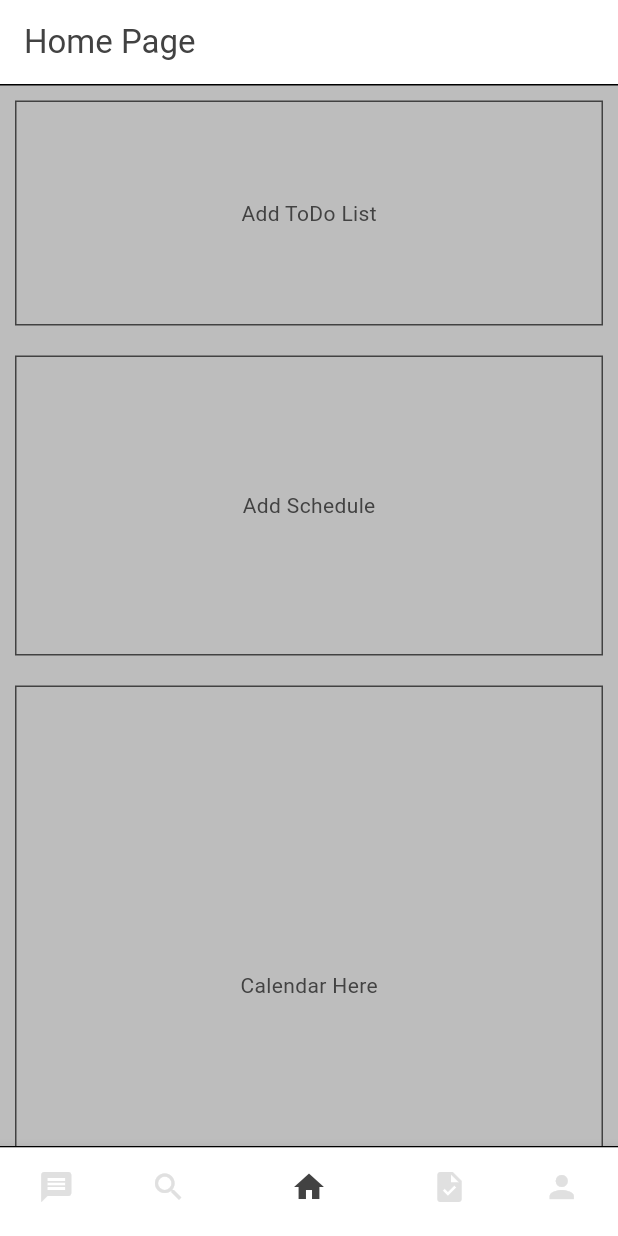
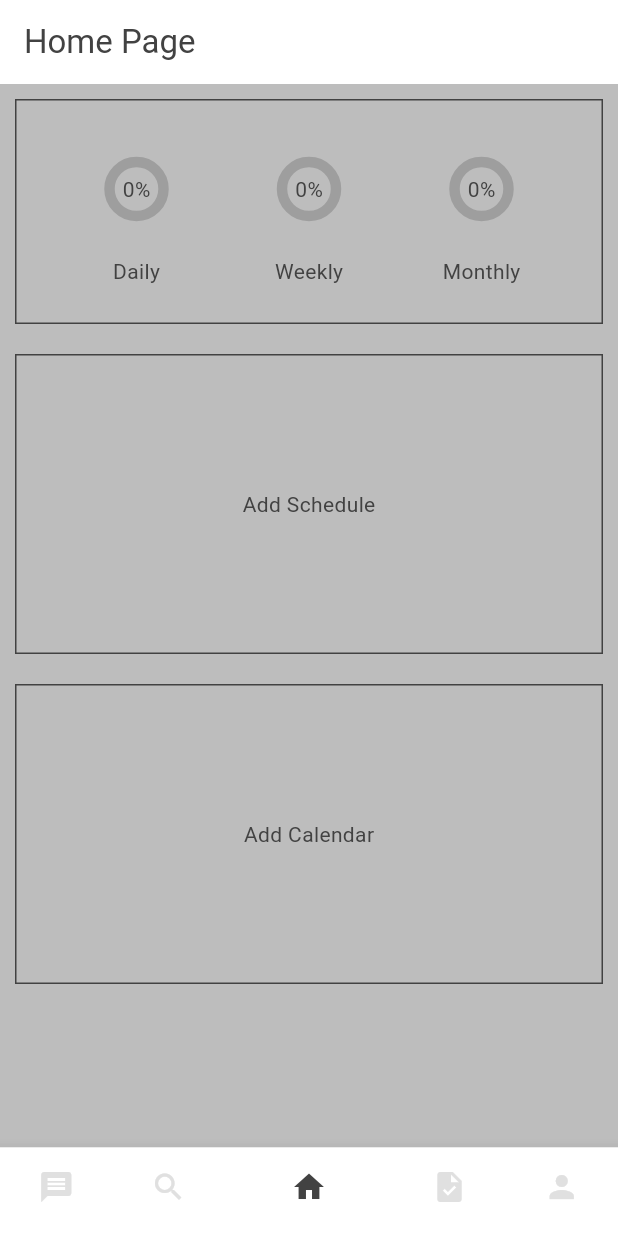
Before and after one commit to VibrainiumMan/All_In_One, a Flutter app: the screen it shows once a user with an empty profile is signed in, on a phone screen of 412 x 824 dp. Run offline on Flutter 3.47's test engine with Material 3 defaults, Android fonts, the phone set to English and light mode, and no system bars; our stand-ins replace cloud_firestore, file_picker, firebase_auth, firebase_core, firebase_storage, flutter_dotenv and 1 more; missing offline and left inert: flutter_sound; accounts and stored records are empty.

Commit message:
Finished (Add process bar)

```diff
--- a/lib/pages/main_pages/home_page.dart
+++ b/lib/pages/main_pages/home_page.dart
@@ -1,4 +1,6 @@
 import 'package:flutter/material.dart';
+import 'package:cloud_firestore/cloud_firestore.dart';
+import 'package:firebase_auth/firebase_auth.dart';
 
 class HomePage extends StatefulWidget {
   const HomePage({super.key});
@@ -8,6 +10,56 @@ class HomePage extends StatefulWidget {
 }
 
 class _HomePageState extends State<HomePage> {
+  double dailyProgress = 0.0;
+  double weeklyProgress = 0.0;
+  double monthlyProgress = 0.0;
+
+  @override
+  void initState() {
+    super.initState();
+    _calculateProgress();
+  }
+
+  void _calculateProgress() async {
+    final user = FirebaseAuth.instance.currentUser;
+
+    if (user != null) {
+      final userEmail = user.email;
+
+      var tasksSnapshot = await FirebaseFirestore.instance
+          .collection('tasks')
+          .where('owner', isEqualTo: userEmail)
+          .get();
+
+      int dailyTotal = 0, dailyCompleted = 0;
+      int weeklyTotal = 0, weeklyCompleted = 0;
+      int monthlyTotal = 0, monthlyCompleted = 0;
+
+      for (var doc in tasksSnapshot.docs) {
+        var data = doc.data();
+        String type = data['type'];
+        bool isCompleted = data['isCompleted'] ?? false;
+
+        if (type == 'Daily') {
+          dailyTotal++;
+          if (isCompleted) dailyCompleted++;
+        } else if (type == 'Weekly') {
+          weeklyTotal++;
+          if (isCompleted) weeklyCompleted++;
+        } else if (type == 'Monthly') {
+          monthlyTotal++;
+          if (isCompleted) monthlyCompleted++;
+        }
+      }
+
+      setState(() {
+        dailyProgress = dailyTotal > 0 ? dailyCompleted / dailyTotal : 0;
+        weeklyProgress = weeklyTotal > 0 ? weeklyCompleted / weeklyTotal : 0;
+        monthlyProgress = monthlyTotal > 0 ? monthlyCompleted / monthlyTotal : 0;
+      });
+    }
+  }
+
   @override
   Widget build(BuildContext context) {
     return Scaffold(
@@ -20,31 +72,30 @@ class _HomePageState extends State<HomePage> {
       ),
       body: Container(
         width: MediaQuery.of(context).size.width,
-        decoration: BoxDecoration(
-          border: Border(
-            top: BorderSide(color: Colors.black),
-            bottom: BorderSide(color: Colors.black),
-          ),
-        ),
         child: ListView(
           children: [
+            // ToDo List Progress Section
             Container(
               decoration: BoxDecoration(
-                    border: Border.all(
-                        color: Theme.of(context).colorScheme.inversePrimary
-                    )
+                border: Border.all(color: Theme.of(context).colorScheme.inversePrimary),
               ),
               margin: EdgeInsets.all(10),
               width: 400, height: 150,
               child: Center(
-                  child: Text("Add ToDo List"),
+                child: Row(
+                  mainAxisAlignment: MainAxisAlignment.spaceEvenly,
+                  children: [
+                    _buildProgressIndicator("Daily", dailyProgress),
+                    _buildProgressIndicator("Weekly", weeklyProgress),
+                    _buildProgressIndicator("Monthly", monthlyProgress),
+                  ],
                 ),
               ),
+            ),
+            // Add Schedule Section
             Container(
               decoration: BoxDecoration(
-                    border: Border.all(
-                        color: Theme.of(context).colorScheme.inversePrimary
-                    )
+                border: Border.all(color: Theme.of(context).colorScheme.inversePrimary),
               ),
               margin: EdgeInsets.all(10),
               width: 400, height: 200,
@@ -52,22 +103,48 @@ class _HomePageState extends State<HomePage> {
                 child: Text("Add Schedule"),
               ),
             ),
+            // Add Calendar Section
             Container(
               decoration: BoxDecoration(
-                    border: Border.all(
-                        color: Theme.of(context).colorScheme.inversePrimary
-                    )
+                border: Border.all(color: Theme.of(context).colorScheme.inversePrimary),
               ),
               margin: EdgeInsets.all(10),
-                width: 400, height: 400,
+              width: 400, height: 200,
               child: Center(
-                  child: Text("Calendar Here"),
+                child: Text("Add Calendar"),
               ),
             ),
-            ]
+          ],
         ),
       ),
-
     );
   }
+
+  Widget _buildProgressIndicator(String type, double progress) {
+    return Column(
+      mainAxisSize: MainAxisSize.min,
+      children: [
+        SizedBox(
+          width: 70,
+          height: 70,
+          child: Stack(
+            alignment: Alignment.center,
+            children: [
+              CircularProgressIndicator(
+                value: progress,
+                strokeWidth: 7,
+                backgroundColor: Colors.grey,
+                valueColor: AlwaysStoppedAnimation<Color>(
+                    Theme.of(context).colorScheme.primary),
+              ),
+              Text('${(progress * 100).toStringAsFixed(0)}%'),
+            ],
+          ),
+        ),
+        SizedBox(height: 10),
+        Text(type),
+      ],
+    );
   }
+
+}
```
Also changed, not shown: lib/pages/main_pages/task_page.dart (+5 -12 lines). Lines whose indentation alone changed are shown as unchanged.
